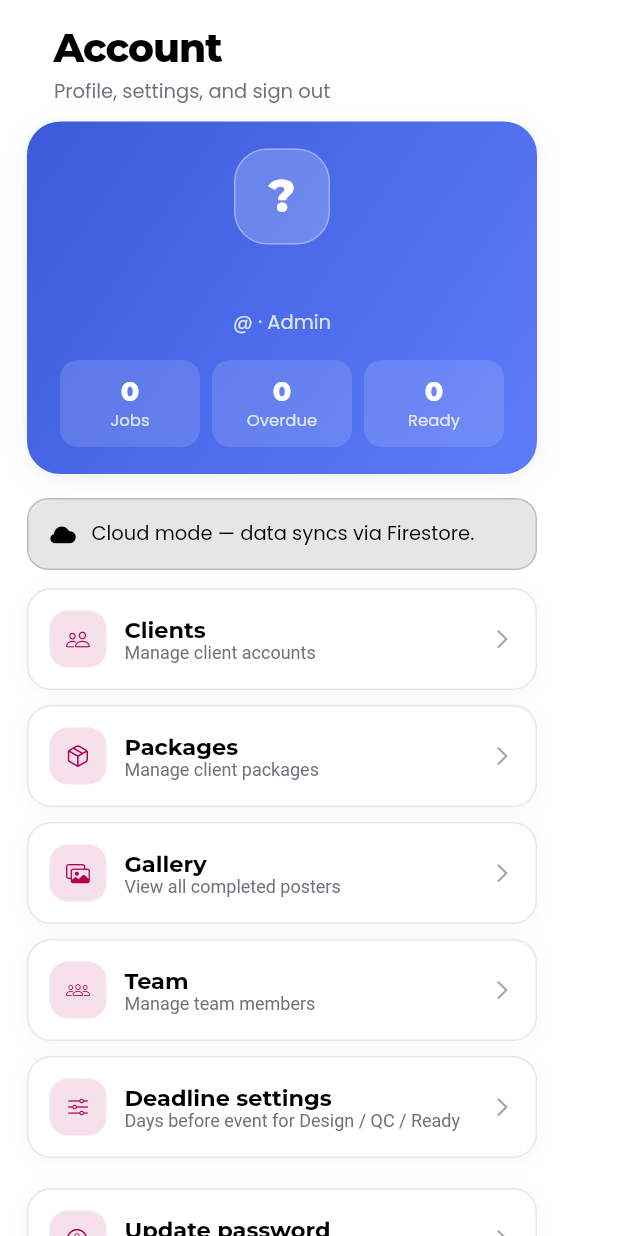
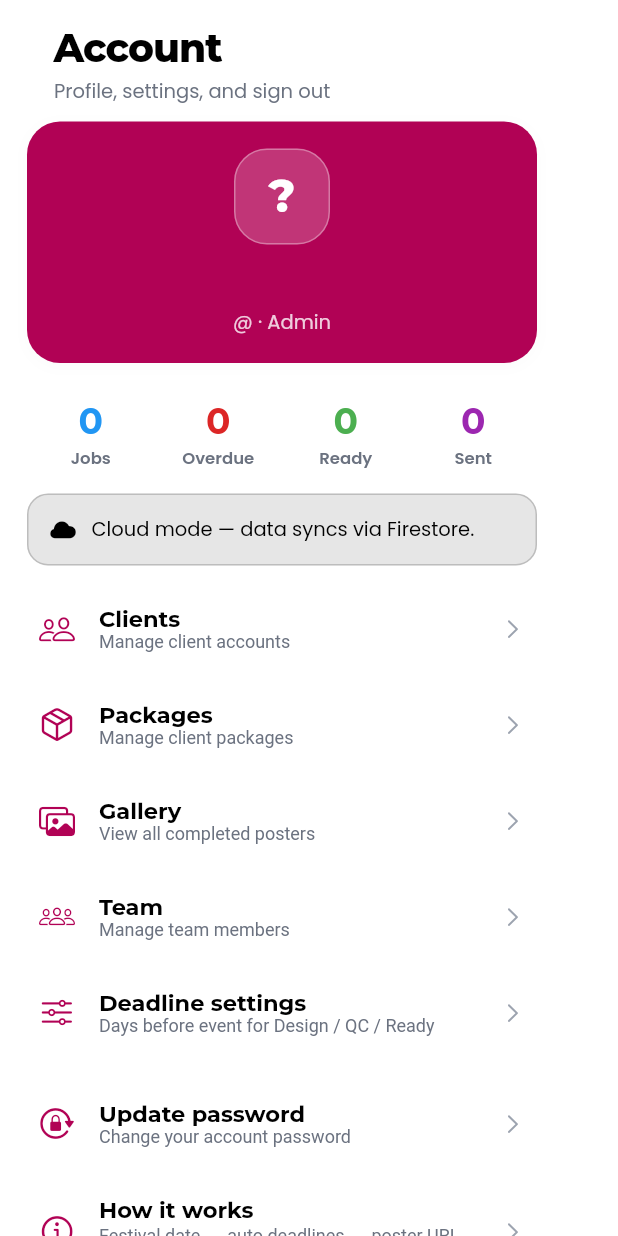
Before and after one commit to devtriplesproduction/Festival-Tracker, a Flutter app: the AccountScreen screen opened directly, on a phone screen of 412 x 824 dp. Run offline on Flutter 3.47's test engine with Material 3 defaults, Android fonts, the phone set to English and light mode, and no system bars; our stand-ins replace cloud_firestore, dio, file_picker, firebase_auth, firebase_core, google_fonts and 3 more; missing offline and left inert: onesignal_flutter; accounts and stored records are empty; Roboto replaces fonts that are missing (Helvetica).

Commit message:
second phase

```diff
--- a/lib/core/theme/app_theme.dart
+++ b/lib/core/theme/app_theme.dart
@@ -185,22 +185,17 @@ class AppShadows {
 
   static List<BoxShadow> get card => [
         BoxShadow(
-          color: const Color(0x0D1A237E),
-          blurRadius: 16,
-          offset: const Offset(0, 4),
-        ),
-        BoxShadow(
-          color: const Color(0x08000000),
-          blurRadius: 4,
-          offset: const Offset(0, 1),
+          color: const Color(0x05000000),
+          blurRadius: 8,
+          offset: const Offset(0, 2),
         ),
       ];
 
   static List<BoxShadow> get soft => [
         BoxShadow(
-          color: const Color(0x0A1A237E),
-          blurRadius: 10,
-          offset: const Offset(0, 2),
+          color: const Color(0x03000000),
+          blurRadius: 4,
+          offset: const Offset(0, 1),
         ),
       ];
 }
--- a/lib/screens/shell/main_shell.dart
+++ b/lib/screens/shell/main_shell.dart
@@ -313,11 +313,7 @@ class AccountScreen extends StatelessWidget {
                   Container(
                     padding: EdgeInsets.all(context.isCompact ? 18 : 22),
                     decoration: BoxDecoration(
-                      gradient: const LinearGradient(
-                        begin: Alignment.topLeft,
-                        end: Alignment.bottomRight,
-                        colors: [Color(0xFF3B5BDB), Color(0xFF5C7CFA)],
-                      ),
+                      color: AppColors.accent,
                       borderRadius: BorderRadius.circular(22),
                       boxShadow: AppShadows.card,
                     ),
@@ -362,16 +358,17 @@ class AccountScreen extends StatelessWidget {
                             color: const Color(0xCCFFFFFF),
                           ),
                         ),
-                        const SizedBox(height: 16),
+                      ],
+                    ),
+                  ),
+                  const SizedBox(height: 24),
                   Row(
                     children: [
-                            _miniStat('${stats.total}', 'Jobs'),
-                            _miniStat('${stats.overdueCount}', 'Overdue'),
-                            _miniStat('${stats.readyToSend}', 'Ready'),
+                      _miniStat('${stats.total}', 'Jobs', color: const Color(0xFF2196F3)),
+                      _miniStat('${stats.overdueCount}', 'Overdue', color: AppColors.overdue),
+                      _miniStat('${stats.readyToSend}', 'Ready', color: const Color(0xFF4CAF50)),
+                      _miniStat('${stats.sent}', 'Sent', color: const Color(0xFF9C27B0)),
                     ],
-                        ),
-                      ],
-                    ),
                   ),
                   const SizedBox(height: 16),
                   if (app.usingLocalStore)
@@ -587,34 +584,28 @@ class AccountScreen extends StatelessWidget {
     ctrl.dispose();
   }
 
-  Widget _miniStat(String value, String label) {
+  Widget _miniStat(String value, String label, {Color color = AppColors.textPrimary}) {
     return Expanded(
-      child: Container(
-        margin: const EdgeInsets.symmetric(horizontal: 4),
-        padding: const EdgeInsets.symmetric(vertical: 10),
-        decoration: BoxDecoration(
-          color: const Color(0x22FFFFFF),
-          borderRadius: BorderRadius.circular(12),
-        ),
       child: Column(
         children: [
           Text(
             value,
             style: AppFonts.montserrat(
-                size: 18,
-                weight: FontWeight.w800,
-                color: const Color(0xFFFFFFFF),
+              size: 24,
+              weight: FontWeight.w700,
+              color: color,
             ),
           ),
+          const SizedBox(height: 2),
           Text(
             label,
             style: AppFonts.poppins(
               size: 11,
-                color: const Color(0xCCFFFFFF),
+              weight: FontWeight.w600,
+              color: AppColors.textSecondary,
             ),
           ),
         ],
-        ),
       ),
     );
   }
@@ -638,23 +629,25 @@ class _SettingsTile extends StatelessWidget {
     return GestureDetector(
       onTap: onTap,
       child: Container(
-        margin: const EdgeInsets.only(bottom: 10),
-        padding: EdgeInsets.all(context.isCompact ? 14 : 16),
-        decoration: BoxDecoration(
-          color: AppColors.surface,
-          borderRadius: BorderRadius.circular(16),
-          boxShadow: AppShadows.soft,
-          border: Border.all(color: AppColors.borderSubtle),
-        ),
+        margin: const EdgeInsets.only(bottom: 4),
+        padding: EdgeInsets.symmetric(
+            vertical: context.isCompact ? 14 : 16, horizontal: 8),
+        color: const Color(0x00000000),
         child: Row(
           children: [
-            IconBadge(icon: icon, size: context.isCompact ? 38 : 42),
-            const SizedBox(width: 12),
+            Icon(
+              icon,
+              size: context.isCompact ? 24 : 28,
+              color: AppColors.accent,
+            ),
+            const SizedBox(width: 16),
             Expanded(
               child: Column(
                 crossAxisAlignment: CrossAxisAlignment.start,
                 children: [
-                  Text(title, style: AppFonts.montserrat(size: 15, weight: FontWeight.w700)),
+                  Text(title,
+                      style: AppFonts.montserrat(
+                          size: 15, weight: FontWeight.w700)),
                   Text(
                     subtitle,
                     style: AppFonts.helvetica(size: 12),
@@ -664,7 +657,8 @@ class _SettingsTile extends StatelessWidget {
                 ],
               ),
             ),
-            const Icon(CupertinoIcons.chevron_right, size: 16, color: AppColors.textTertiary),
+            const Icon(CupertinoIcons.chevron_right,
+                size: 16, color: AppColors.textTertiary),
           ],
         ),
       ),
```
Also changed, not shown: lib/screens/festivals/festivals_screen.dart (+24 -27 lines), lib/widgets/app_card.dart (+3 -8 lines), lib/widgets/assignment_card.dart (+6 -5 lines). Lines whose indentation alone changed are shown as unchanged.
